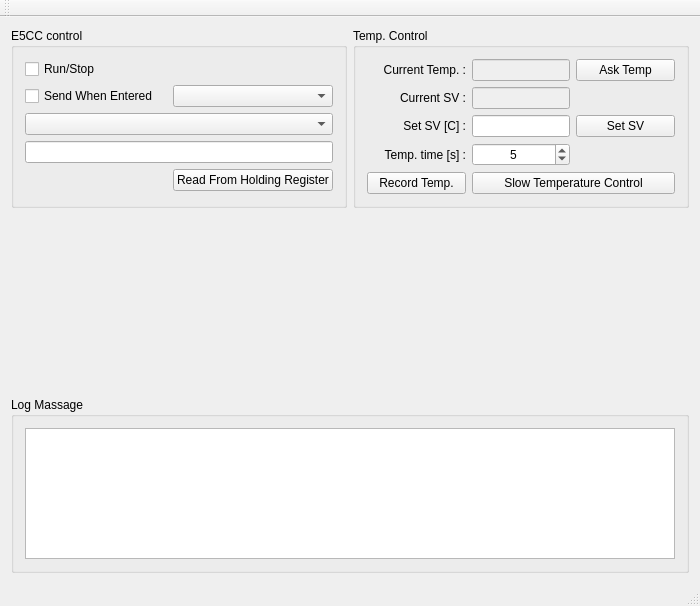
Before: the Qt Designer form mainwindow.ui in TripletESR/Omron_PID, drawn with Qt 5.
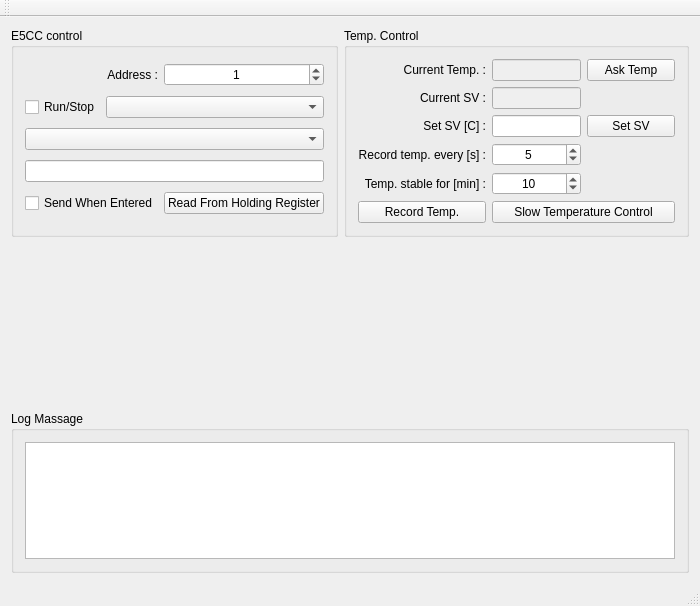
After: the same form once the commit is applied. Custom widgets are drawn as their Qt base class.

Commit message: added tempStabletime, device address.

Diff of the .ui file:
```diff
--- a/mainwindow.ui
+++ b/mainwindow.ui
@@ -21,11 +21,15 @@
        <string>Temp. Control</string>
       </property>
       <layout class="QGridLayout" name="gridLayout_3" columnstretch="1,1,1">
-       <item row="1" column="1">
-        <widget class="QLineEdit" name="lineEdit_CurrentSV">
-         <property name="enabled">
-          <bool>false</bool>
+       <item row="6" column="0">
+        <widget class="QPushButton" name="pushButton_RecordTemp">
+         <property name="text">
+          <string>Record Temp.</string>
          </property>
+        </widget>
+       </item>
+       <item row="3" column="1">
+        <widget class="QLineEdit" name="lineEdit_SV">
          <property name="alignment">
           <set>Qt::AlignCenter</set>
          </property>
@@ -38,6 +42,16 @@
          </property>
         </widget>
        </item>
+       <item row="0" column="1">
+        <widget class="QLineEdit" name="lineEdit_Temp">
+         <property name="enabled">
+          <bool>false</bool>
+         </property>
+         <property name="alignment">
+          <set>Qt::AlignCenter</set>
+         </property>
+        </widget>
+       </item>
        <item row="0" column="0">
         <widget class="QLabel" name="label">
          <property name="text">
@@ -55,15 +69,8 @@
          </property>
         </widget>
        </item>
-       <item row="3" column="1">
-        <widget class="QLineEdit" name="lineEdit_SV">
-         <property name="alignment">
-          <set>Qt::AlignCenter</set>
-         </property>
-        </widget>
-       </item>
-       <item row="0" column="1">
-        <widget class="QLineEdit" name="lineEdit_Temp">
+       <item row="1" column="1">
+        <widget class="QLineEdit" name="lineEdit_CurrentSV">
          <property name="enabled">
           <bool>false</bool>
          </property>
@@ -72,6 +79,26 @@
          </property>
         </widget>
        </item>
+       <item row="4" column="0">
+        <widget class="QLabel" name="label_3">
+         <property name="text">
+          <string>Record temp. every [s] :</string>
+         </property>
+         <property name="alignment">
+          <set>Qt::AlignRight|Qt::AlignTrailing|Qt::AlignVCenter</set>
+         </property>
+        </widget>
+       </item>
+       <item row="1" column="0">
+        <widget class="QLabel" name="label_4">
+         <property name="text">
+          <string>Current SV :</string>
+         </property>
+         <property name="alignment">
+          <set>Qt::AlignRight|Qt::AlignTrailing|Qt::AlignVCenter</set>
+         </property>
+        </widget>
+       </item>
        <item row="3" column="0">
         <widget class="QLabel" name="label_2">
          <property name="text">
@@ -82,21 +109,14 @@
          </property>
         </widget>
        </item>
-       <item row="1" column="0">
-        <widget class="QLabel" name="label_4">
-         <property name="text">
-          <string>Current SV :</string>
-         </property>
-         <property name="alignment">
-          <set>Qt::AlignRight|Qt::AlignTrailing|Qt::AlignVCenter</set>
-         </property>
-        </widget>
-       </item>
        <item row="4" column="1">
-        <widget class="QSpinBox" name="spinBox_temp">
+        <widget class="QSpinBox" name="spinBox_TempRecordTime">
          <property name="alignment">
           <set>Qt::AlignCenter</set>
          </property>
+         <property name="minimum">
+          <number>1</number>
+         </property>
          <property name="maximum">
           <number>500</number>
          </property>
@@ -105,27 +125,36 @@
          </property>
         </widget>
        </item>
-       <item row="4" column="0">
-        <widget class="QLabel" name="label_3">
-         <property name="text">
-          <string>Temp. time [s] :</string>
-         </property>
-         <property name="alignment">
-          <set>Qt::AlignRight|Qt::AlignTrailing|Qt::AlignVCenter</set>
-         </property>
-        </widget>
-       </item>
-       <item row="5" column="1" colspan="2">
+       <item row="6" column="1" colspan="2">
         <widget class="QPushButton" name="pushButton_Control">
          <property name="text">
           <string>Slow Temperature Control</string>
          </property>
         </widget>
        </item>
+       <item row="5" column="1">
+        <widget class="QSpinBox" name="spinBox_TempStableTime">
+         <property name="alignment">
+          <set>Qt::AlignCenter</set>
+         </property>
+         <property name="minimum">
+          <number>1</number>
+         </property>
+         <property name="maximum">
+          <number>120</number>
+         </property>
+         <property name="value">
+          <number>10</number>
+         </property>
+        </widget>
+       </item>
        <item row="5" column="0">
-        <widget class="QPushButton" name="pushButton_RecordTemp">
+        <widget class="QLabel" name="label_6">
          <property name="text">
-          <string>Record Temp.</string>
+          <string>Temp. stable for [min] :</string>
+         </property>
+         <property name="alignment">
+          <set>Qt::AlignRight|Qt::AlignTrailing|Qt::AlignVCenter</set>
          </property>
         </widget>
        </item>
@@ -149,41 +178,64 @@
       <property name="title">
        <string>E5CC control</string>
       </property>
-      <layout class="QGridLayout" name="gridLayout_2" columnstretch="1,1">
-       <item row="1" column="0">
+      <layout class="QGridLayout" name="gridLayout_2" columnstretch="1,1,1">
+       <item row="6" column="2">
+        <widget class="QPushButton" name="pushButton_ReadRH">
+         <property name="text">
+          <string>Read From Holding Register</string>
+         </property>
+        </widget>
+       </item>
+       <item row="4" column="0" colspan="3">
+        <widget class="QComboBox" name="comboBox_Func"/>
+       </item>
+       <item row="5" column="0" colspan="3">
+        <widget class="QLineEdit" name="lineEdit_Cmd"/>
+       </item>
+       <item row="6" column="0" colspan="2">
         <widget class="QCheckBox" name="checkBox_EnableSend">
          <property name="text">
           <string>Send When Entered</string>
          </property>
         </widget>
        </item>
-       <item row="1" column="1">
+       <item row="2" column="0">
+        <widget class="QCheckBox" name="checkBox_RunSop">
+         <property name="text">
+          <string>Run/Stop</string>
+         </property>
+        </widget>
+       </item>
+       <item row="0" column="2">
+        <widget class="QSpinBox" name="spinBox_DeviceAddress">
+         <property name="alignment">
+          <set>Qt::AlignCenter</set>
+         </property>
+         <property name="maximum">
+          <number>247</number>
+         </property>
+         <property name="value">
+          <number>1</number>
+         </property>
+        </widget>
+       </item>
+       <item row="0" column="1">
+        <widget class="QLabel" name="label_5">
+         <property name="text">
+          <string>Address :</string>
+         </property>
+         <property name="alignment">
+          <set>Qt::AlignRight|Qt::AlignTrailing|Qt::AlignVCenter</set>
+         </property>
+        </widget>
+       </item>
+       <item row="2" column="1" colspan="2">
         <widget class="QComboBox" name="comboBox_AT">
          <property name="currentIndex">
           <number>-1</number>
          </property>
         </widget>
        </item>
-       <item row="3" column="0" colspan="2">
-        <widget class="QComboBox" name="comboBox_Func"/>
-       </item>
-       <item row="4" column="0" colspan="2">
-        <widget class="QLineEdit" name="lineEdit_Cmd"/>
-       </item>
-       <item row="0" column="0">
-        <widget class="QCheckBox" name="checkBox_RunSop">
-         <property name="text">
-          <string>Run/Stop</string>
-         </property>
-        </widget>
-       </item>
-       <item row="5" column="1">
-        <widget class="QPushButton" name="pushButton_ReadRH">
-         <property name="text">
-          <string>Read From Holding Register</string>
-         </property>
-        </widget>
-       </item>
       </layout>
      </widget>
     </item>
```
Left out of the diff: 1 changed line with no effect on the pictures. The commit also changes 2 other files.
